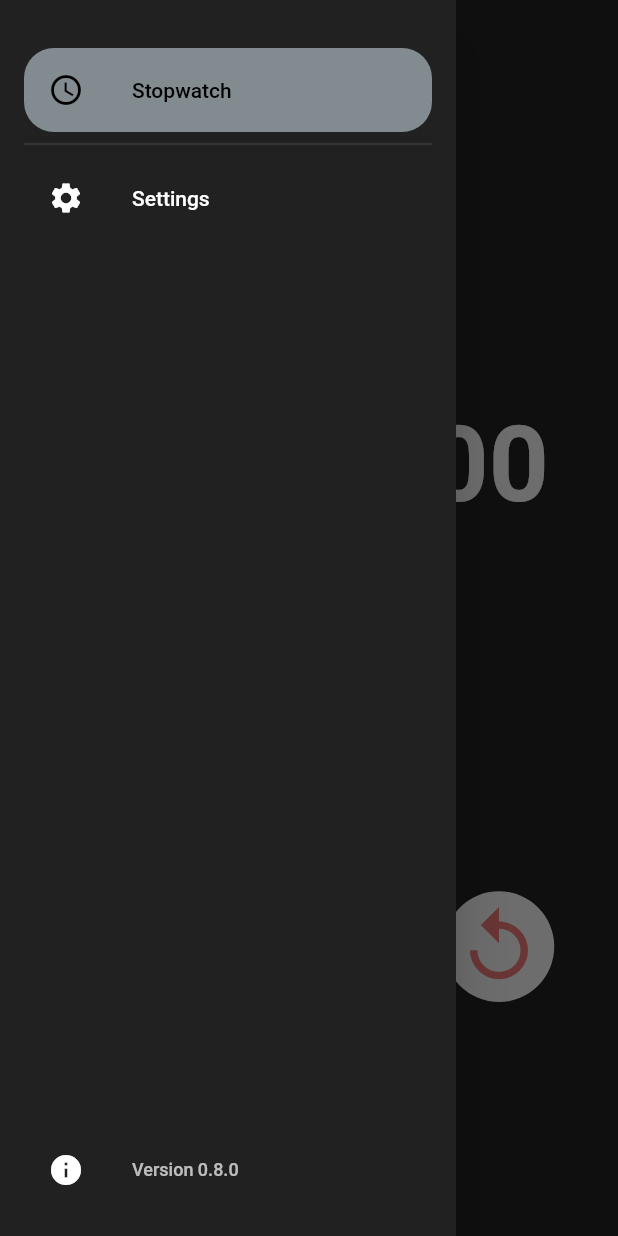
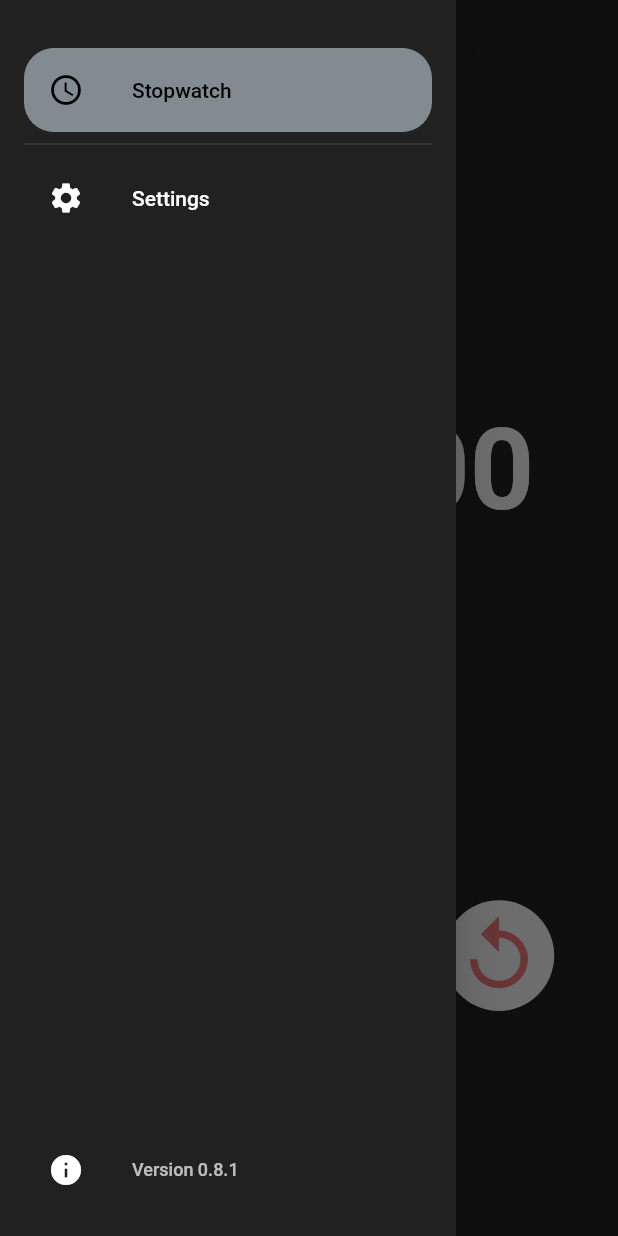
Before and after one commit to zob22/TimeStop, a Flutter app: the screen it shows after launch, in the side drawer, after a tap on the "play arrow" icon, on a phone screen of 412 x 824 dp. Run offline on Flutter 3.47's test engine with Material 2 defaults, Android fonts, the phone set to English and light mode, and no system bars; our stand-ins replace flutter_local_notifications, shared_preferences, sprintf, wakelock.

Commit message:
TimeStop 0.8.1
*Refactored StopWatch time display widgets
*Renamed various variables/classes/filenames to be more descriptive of functionality.

```diff
--- a/lib/main.dart
+++ b/lib/main.dart
@@ -1,15 +1,15 @@
 import 'package:flutter/material.dart';
-import 'package:timestop/widgets/utils/color_options.dart';
-import 'package:timestop/widgets/utils/notification_status.dart';
-import 'package:timestop/widgets/utils/time_format.dart';
+import 'package:timestop/widgets/utils/select_color_scheme.dart';
+import 'package:timestop/widgets/utils/enable_notifications.dart';
+import 'package:timestop/widgets/utils/select_time_format.dart';
 import 'screens/home_screen.dart';
 import 'package:provider/provider.dart';
 
 void main() {
   runApp(MultiProvider(providers: [
-    ChangeNotifierProvider(create: (_) => ColorOptions()),
-    ChangeNotifierProvider(create: (_) => TimeFormat()),
-    ChangeNotifierProvider(create: (_) => NotificationStatus()),
+    ChangeNotifierProvider(create: (_) => SelectColorScheme()),
+    ChangeNotifierProvider(create: (_) => SelectTimeFormat()),
+    ChangeNotifierProvider(create: (_) => EnableNotifications()),
   ], child: const MyApp()));
 }
 
--- a/lib/screens/home_screen.dart
+++ b/lib/screens/home_screen.dart
@@ -4,9 +4,9 @@ import 'package:flutter/services.dart';
 import 'package:flutter_local_notifications/flutter_local_notifications.dart';
 import 'package:provider/provider.dart';
 import 'package:timestop/screens/settings_screen.dart';
-import 'package:timestop/widgets/utils/color_options.dart';
-import 'package:timestop/widgets/utils/time_format.dart';
-import 'package:timestop/widgets/utils/notification_status.dart';
+import 'package:timestop/widgets/utils/select_color_scheme.dart';
+import 'package:timestop/widgets/utils/select_time_format.dart';
+import 'package:timestop/widgets/utils/enable_notifications.dart';
 import 'package:timestop/widgets/drawer_nav.dart';
 import 'package:wakelock/wakelock.dart';
 import 'package:sprintf/sprintf.dart';
@@ -25,7 +25,7 @@ class _HomeScreenState extends State<HomeScreen> {
   final GlobalKey<ScaffoldState> _scaffoldKey = GlobalKey<ScaffoldState>();
   final int notificationId = 0;
   final ScrollController _scrollController = ScrollController();
-  String versionInfo = "Version 0.8.0";
+  String versionInfo = "Version 0.8.1";
 
   //Stopwatch Variables
   bool lapDisplay = false;
@@ -156,7 +156,7 @@ class _HomeScreenState extends State<HomeScreen> {
   TextStyle getCustomTextStyle(BuildContext context, bool displayHours) {
     return TextStyle(
       color: Colors.grey[200],
-      fontSize: displayHours ? 60.0 : 70.0,
+      fontSize: displayHours ? 60.0 : 75.0,
       fontWeight: FontWeight.w600,
     );
   }
@@ -214,14 +214,14 @@ class _HomeScreenState extends State<HomeScreen> {
   //Visual design
   @override
   Widget build(BuildContext context) {
-    final coloroption = context.watch<ColorOptions>();
-    final timeoption = context.watch<TimeFormat>();
-    final notificationOption = context.watch<NotificationStatus>();
+    final colorScheme = context.watch<SelectColorScheme>();
+    final timeFormat = context.watch<SelectTimeFormat>();
+    final notificationStatus = context.watch<EnableNotifications>();
     return Scaffold(
       key: _scaffoldKey,
-      backgroundColor: coloroption.selectedColor,
+      backgroundColor: colorScheme.selectedColor,
       drawer: Drawer(
-        backgroundColor: coloroption.selectedColor,
+        backgroundColor: colorScheme.selectedColor,
         child: SafeArea(
           child: SingleChildScrollView(
             padding: EdgeInsets.all(drawerPadding),
@@ -320,73 +320,23 @@ class _HomeScreenState extends State<HomeScreen> {
               SizedBox(
                 height: timeView(),
               ),
+
               //Stopwatch Time
-              Center(
-                child: Row(
-                  mainAxisAlignment: MainAxisAlignment.center,
-                  children: [
-                    timeoption.displayHours
-                        ? Row(
-                            mainAxisAlignment: MainAxisAlignment.center,
-                            children: [
-                                SizedBox(
-                                  width: 70.0,
-                                  child: Text(
-                                    digitHours,
-                                    textAlign: TextAlign.center,
-                                    style: getCustomTextStyle(
-                                        context, timeoption.displayHours),
-                                  ),
-                                ),
-                                Text(
-                                  ":",
-                                  textAlign: TextAlign.center,
-                                  style: getCustomTextStyle(
-                                      context, timeoption.displayHours),
-                                ),
-                              ])
-                        : const SizedBox.shrink(),
-                    SizedBox(
-                      width: timeoption.displayHours ? 70.0 : 100.0,
-                      child: Text(
-                        digitMinutes,
-                        textAlign: TextAlign.center,
-                        style: getCustomTextStyle(
-                            context, timeoption.displayHours),
-                      ),
-                    ),
-                    Text(
-                      ":",
+              Row(
+                mainAxisSize: MainAxisSize.max,
+                mainAxisAlignment: MainAxisAlignment.center,
+                children: [
+                  Expanded(
+                    child: Text(
+                      timeFormat.displayHours
+                          ? "$digitHours:$digitMinutes:$digitSeconds:$digitMilliseconds"
+                          : "$digitMinutes:$digitSeconds:$digitMilliseconds",
                       textAlign: TextAlign.center,
                       style:
-                          getCustomTextStyle(context, timeoption.displayHours),
+                          getCustomTextStyle(context, timeFormat.displayHours),
                     ),
-                    SizedBox(
-                      width: timeoption.displayHours ? 70.0 : 100.0,
-                      child: Text(
-                        digitSeconds,
-                        textAlign: TextAlign.center,
-                        style: getCustomTextStyle(
-                            context, timeoption.displayHours),
-                      ),
-                    ),
-                    Text(
-                      ":",
-                      textAlign: TextAlign.center,
-                      style:
-                          getCustomTextStyle(context, timeoption.displayHours),
-                    ),
-                    SizedBox(
-                      width: timeoption.displayHours ? 70.0 : 100.0,
-                      child: Text(
-                        digitMilliseconds,
-                        textAlign: TextAlign.center,
-                        style: getCustomTextStyle(
-                            context, timeoption.displayHours),
-                      ),
-                    ),
-                  ],
-                ),
+                  ),
+                ],
               ),
 
               const SizedBox(
@@ -491,7 +441,7 @@ class _HomeScreenState extends State<HomeScreen> {
                             : Colors.orange[300],
                         onPressed: () {
                           (!stopwatchRunning)
-                              ? start(notificationOption)
+                              ? start(notificationStatus)
                               : stop();
                           HapticFeedback.lightImpact();
                         },
@@ -515,7 +465,7 @@ class _HomeScreenState extends State<HomeScreen> {
                         iconSize: MediaQuery.of(context).size.width * 0.14,
                         color: Colors.red[300],
                         onPressed: () {
-                          reset(notificationOption);
+                          reset(notificationStatus);
                           laps.clear();
                           HapticFeedback.lightImpact();
                         },
--- a/lib/screens/settings_screen.dart
+++ b/lib/screens/settings_screen.dart
@@ -2,7 +2,7 @@ import 'package:flutter/material.dart';
 import 'package:provider/provider.dart';
 import 'package:timestop/widgets/notification_switch.dart';
 import 'package:timestop/widgets/time_switch.dart';
-import 'package:timestop/widgets/utils/color_options.dart';
+import 'package:timestop/widgets/utils/select_color_scheme.dart';
 import 'package:timestop/widgets/color_dropdown.dart';
 
 class SettingsScreen extends StatefulWidget {
@@ -15,13 +15,13 @@ class SettingsScreen extends StatefulWidget {
 class _SettingsScreenState extends State<SettingsScreen> {
   @override
   Widget build(BuildContext context) {
-    final coloroption = context.watch<ColorOptions>();
+    final colorScheme = context.watch<SelectColorScheme>();
     return Scaffold(
       appBar: AppBar(
         title: const Text('Settings'),
-        backgroundColor: coloroption.selectedColor,
+        backgroundColor: colorScheme.selectedColor,
       ),
-      backgroundColor: coloroption.selectedColor,
+      backgroundColor: colorScheme.selectedColor,
       body: Container(
         padding: const EdgeInsets.all(16.0),
         child: Column(
--- a/lib/widgets/color_dropdown.dart
+++ b/lib/widgets/color_dropdown.dart
@@ -1,6 +1,6 @@
 import 'package:flutter/material.dart';
 import 'package:provider/provider.dart';
-import 'package:timestop/widgets/utils/color_options.dart';
+import 'package:timestop/widgets/utils/select_color_scheme.dart';
 
 class ColorDropdown extends StatefulWidget {
   const ColorDropdown({Key? key}) : super(key: key);
@@ -11,11 +11,11 @@ class ColorDropdown extends StatefulWidget {
 class _ColorDropdownState extends State<ColorDropdown> {
   @override
   Widget build(BuildContext context) {
-    return Consumer<ColorOptions>(
-      builder: (context, coloroption, child) {
+    return Consumer<SelectColorScheme>(
+      builder: (context, colorScheme, child) {
         //Create a list of DropdownMenuItem widgets based on the colors defined in the colorscheme object.
         final colorItems = [
-          for (final colorPreview in coloroption.colors)
+          for (final colorPreview in colorScheme.availableColors)
             DropdownMenuItem(
               value: colorPreview,
               child: Container(
@@ -39,12 +39,12 @@ class _ColorDropdownState extends State<ColorDropdown> {
             const Text('Color scheme'),
             const Spacer(),
             DropdownButton(
-              dropdownColor: coloroption.selectedColor.withOpacity(0.8),
-              focusColor: coloroption.selectedColor,
-              value: coloroption.selectedColor,
+              dropdownColor: colorScheme.selectedColor.withOpacity(0.8),
+              focusColor: colorScheme.selectedColor,
+              value: colorScheme.selectedColor,
               items: colorItems,
               onChanged: (value) {
-                coloroption.setColor(value!);
+                colorScheme.setColor(value!);
               },
             ),
           ],
--- a/lib/widgets/notification_switch.dart
+++ b/lib/widgets/notification_switch.dart
@@ -1,16 +1,16 @@
 import 'package:flutter/material.dart';
 import 'package:provider/provider.dart';
-import 'package:timestop/widgets/utils/notification_status.dart';
+import 'package:timestop/widgets/utils/enable_notifications.dart';
 
 class NotificationSwitch extends StatelessWidget {
   const NotificationSwitch({super.key});
 
   @override
   Widget build(BuildContext context) {
-    return Consumer<NotificationStatus>(
+    return Consumer<EnableNotifications>(
       builder: (context, notificationStatus, child) {
         return Row(children: [
-          const Text('Enable Notification Widget:'),
+          const Text('Enable Notifications:'),
           const Spacer(),
           Switch(
             value: notificationStatus.enableNotification,
--- a/lib/widgets/time_switch.dart
+++ b/lib/widgets/time_switch.dart
@@ -1,13 +1,13 @@
 import 'package:flutter/material.dart';
 import 'package:provider/provider.dart';
-import 'package:timestop/widgets/utils/time_format.dart';
+import 'package:timestop/widgets/utils/select_time_format.dart';
 
 class TimeSwitch extends StatelessWidget {
   const TimeSwitch({Key? key}) : super(key: key);
 
   @override
   Widget build(BuildContext context) {
-    return Consumer<TimeFormat>(
+    return Consumer<SelectTimeFormat>(
       builder: (context, timeFormat, child) {
         return Row(children: [
           const Text('Display Hours:'),
@@ -15,7 +15,7 @@ class TimeSwitch extends StatelessWidget {
           Switch(
             value: timeFormat.displayHours,
             onChanged: (newValue) {
-              timeFormat.setTime(newValue);
+              timeFormat.setDisplayHours(newValue);
             },
           )
         ]);
--- a/lib/widgets/utils/notification_status.dart
+++ b/lib/widgets/utils/enable_notifications.dart
@@ -1,18 +1,18 @@
 import 'package:flutter/material.dart';
 import 'package:shared_preferences/shared_preferences.dart';
 
-class NotificationStatus with ChangeNotifier {
+class EnableNotifications with ChangeNotifier {
   late final Future<SharedPreferences> _prefs = SharedPreferences.getInstance();
   late bool enableNotification = false;
 
-  NotificationStatus() {
-    _getNotificationStatusFromPrefs().then((status) {
+  EnableNotifications() {
+    getNotificationStatusFromPrefs().then((status) {
       enableNotification = status ?? false;
       notifyListeners();
     });
   }
 
-  Future<bool?> _getNotificationStatusFromPrefs() async {
+  Future<bool?> getNotificationStatusFromPrefs() async {
     final SharedPreferences prefs = await _prefs;
     return prefs.getBool('enableNotification');
   }
--- a/lib/widgets/utils/color_options.dart
+++ b/lib/widgets/utils/select_color_scheme.dart
@@ -1,11 +1,10 @@
 import 'package:flutter/material.dart';
 import 'package:shared_preferences/shared_preferences.dart';
 
-class ColorOptions with ChangeNotifier {
+class SelectColorScheme with ChangeNotifier {
   final Future<SharedPreferences> _prefs = SharedPreferences.getInstance();
-  late Future<Color> storedColor = _getColorFromPrefs();
 
-  final List<Color> _colors = [
+  final List<Color> _availableColors = [
     Colors.grey.shade900,
     Colors.pink.shade900,
     Colors.green.shade900,
@@ -13,31 +12,32 @@ class ColorOptions with ChangeNotifier {
     Colors.deepOrange.shade900,
     Colors.purple.shade900,
   ];
+
   Color _selectedColor = Colors.grey.shade900;
 
-  ColorOptions() {
-    storedColor.then((color) {
+  SelectColorScheme() {
+    getColorFromPrefs().then((color) {
       _selectedColor = color;
       notifyListeners();
     });
   }
 
-  List<Color> get colors => _colors;
+  List<Color> get availableColors => _availableColors;
   Color get selectedColor => _selectedColor;
 
-  Future<Color> _getColorFromPrefs() async {
+  Future<Color> getColorFromPrefs() async {
     final SharedPreferences prefs = await _prefs;
-    final int? colorInt = prefs.getInt('_selectedColor');
+    final int? colorInt = prefs.getInt('colorScheme');
     if (colorInt != null) {
       return Color(colorInt);
     }
     return Colors.grey.shade900;
   }
 
-  Future<void> setColor(Color colorVal) async {
+  Future<void> setColor(Color color) async {
     final SharedPreferences prefs = await _prefs;
-    _selectedColor = colorVal;
-    await prefs.setInt('_selectedColor', _selectedColor.value);
+    _selectedColor = color;
+    await prefs.setInt('colorScheme', _selectedColor.value);
     notifyListeners();
   }
 }
--- a/lib/widgets/utils/time_format.dart
+++ b/lib/widgets/utils/select_time_format.dart
@@ -1,25 +1,25 @@
 import 'package:flutter/material.dart';
 import 'package:shared_preferences/shared_preferences.dart';
 
-class TimeFormat with ChangeNotifier {
+class SelectTimeFormat with ChangeNotifier {
   late final Future<SharedPreferences> _prefs = SharedPreferences.getInstance();
   late bool displayHours = false;
 
-  TimeFormat() {
-    _getTimeFromPrefs().then((time) {
-      displayHours = time ?? false;
+  SelectTimeFormat() {
+    getDisplayHoursFromPrefs().then((status) {
+      displayHours = status ?? false;
       notifyListeners();
     });
   }
 
-  Future<bool?> _getTimeFromPrefs() async {
+  Future<bool?> getDisplayHoursFromPrefs() async {
     final SharedPreferences prefs = await _prefs;
     return prefs.getBool('displayHours');
   }
 
-  Future<void> setTime(bool timeVal) async {
+  Future<void> setDisplayHours(bool status) async {
     final SharedPreferences prefs = await _prefs;
-    displayHours = timeVal;
+    displayHours = status;
     await prefs.setBool('displayHours', displayHours);
     notifyListeners();
   }
```
